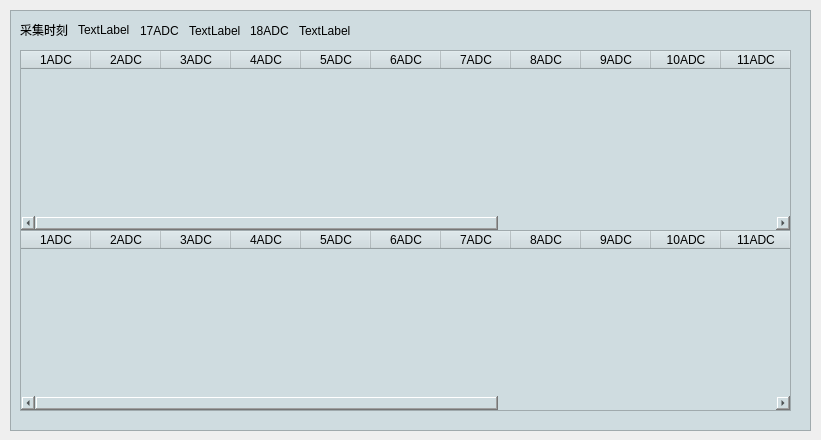
Above: terminal/TableView/crecvdialog.ui from shanlizi/QT_GF_Software before the change. Below: the same form after it.
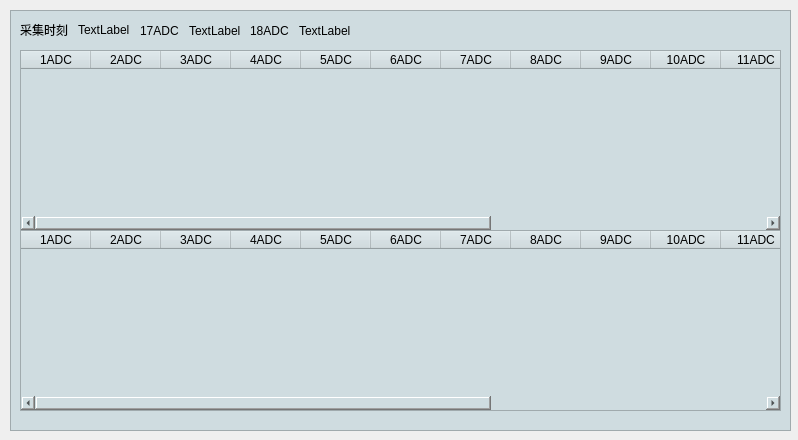
That is the form after the change.

What changed in the file:
```diff
--- a/terminal/TableView/crecvdialog.ui
+++ b/terminal/TableView/crecvdialog.ui
@@ -6,7 +6,7 @@
    <rect>
     <x>0</x>
     <y>0</y>
-    <width>821</width>
+    <width>798</width>
     <height>440</height>
    </rect>
   </property>
@@ -18,7 +18,7 @@
     <rect>
      <x>10</x>
      <y>10</y>
-     <width>801</width>
+     <width>781</width>
      <height>421</height>
     </rect>
    </property>
@@ -36,7 +36,7 @@
      <rect>
       <x>10</x>
       <y>40</y>
-      <width>771</width>
+      <width>761</width>
       <height>181</height>
      </rect>
     </property>
@@ -132,7 +132,7 @@
      <rect>
       <x>10</x>
       <y>220</y>
-      <width>771</width>
+      <width>761</width>
       <height>181</height>
      </rect>
     </property>
```
